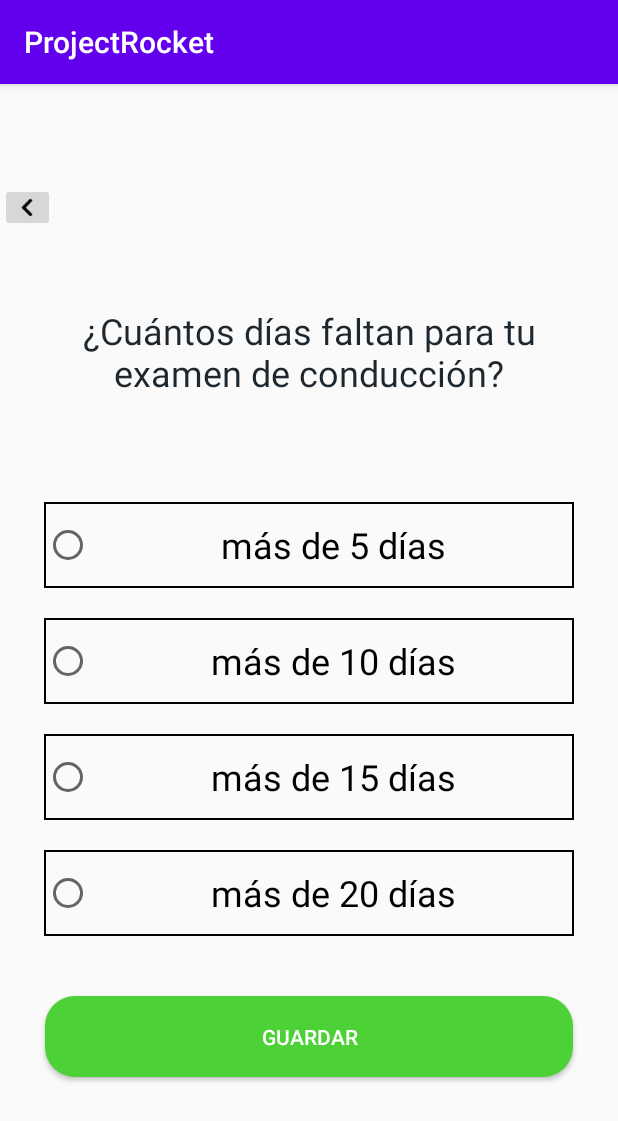
After one commit to AleCossioCh/equipoRocketMovil, an Android app: the CalendarActivity screen opened directly, with no data from a screen before it, on a phone screen of 412 x 824 dp. The commit adds this screen. Shown: the top 1121 px of the screen. Run offline under Robolectric (Android 15) with nearby library versions, the phone set to English and light mode, and no system bars.

Commit message:
calendar view

```diff
--- a/app/src/main/AndroidManifest.xml
+++ b/app/src/main/AndroidManifest.xml
@@ -9,7 +9,7 @@
         android:roundIcon="@mipmap/ic_launcher_round"
         android:supportsRtl="true"
         android:theme="@style/AppTheme">
-
+        <activity android:name=".CalendarActivity"></activity>
         <activity android:name=".WinActivity" />
         <activity android:name=".InitActivity" />
         <activity android:name=".HomeActivity">
--- /dev/null
+++ b/app/src/main/java/edu/bo/projectrocket/CalendarActivity.kt
@@ -0,0 +1,11 @@
+package edu.bo.projectrocket
+
+import androidx.appcompat.app.AppCompatActivity
+import android.os.Bundle
+
+class CalendarActivity : AppCompatActivity() {
+    override fun onCreate(savedInstanceState: Bundle?) {
+        super.onCreate(savedInstanceState)
+        setContentView(R.layout.activity_calendar)
+    }
+}
--- /dev/null
+++ b/app/src/main/res/drawable/borders.xml
@@ -0,0 +1,9 @@
+<?xml version="1.0" encoding="utf-8"?>
+<selector xmlns:android="http://schemas.android.com/apk/res/android">
+    <item>
+        <shape android:shape="rectangle">
+            <solid android:color="@color/transparent"/>
+            <stroke android:width="1dp"/>
+        </shape>
+    </item>
+</selector>
--- /dev/null
+++ b/app/src/main/res/drawable/green_bg_bordered.xml
@@ -0,0 +1,9 @@
+<?xml version="1.0" encoding="utf-8"?>
+<selector xmlns:android="http://schemas.android.com/apk/res/android">
+    <item>
+        <shape android:shape="rectangle">
+            <solid android:color="@color/green"/>
+            <corners android:radius="20dp"/>
+        </shape>
+    </item>
+</selector>
--- /dev/null
+++ b/app/src/main/res/layout/activity_calendar.xml
@@ -0,0 +1,96 @@
+<?xml version="1.0" encoding="utf-8"?>
+<LinearLayout xmlns:android="http://schemas.android.com/apk/res/android"
+    xmlns:app="http://schemas.android.com/apk/res-auto"
+    xmlns:tools="http://schemas.android.com/tools"
+    android:layout_width="match_parent"
+    android:layout_height="match_parent"
+    android:foregroundGravity="top"
+    android:gravity="center"
+    android:orientation="vertical"
+    tools:context=".MainActivity">
+
+    <ImageButton
+        android:id="@+id/imageButtonHome"
+        android:layout_width="wrap_content"
+        android:layout_height="wrap_content"
+        android:layout_gravity="start|top"
+        android:visibility="visible"
+        app:srcCompat="@drawable/iconback"
+        android:contentDescription="@string/todo" />
+
+    <TextView
+        android:id="@+id/textViewTimeQuestion"
+        android:layout_width="352dp"
+        android:layout_height="160dp"
+        android:gravity="center_horizontal|center_vertical"
+        android:text="@string/timeQuestion_txt"
+        android:textColor="#1E272E"
+        android:textSize="24sp" />
+
+    <RadioGroup
+        android:id="@+id/radioButtonTimeOptions"
+        android:layout_width="match_parent"
+        android:layout_height="wrap_content"
+        android:layout_marginTop="20dp"
+        android:gravity="center_horizontal">
+
+        <RadioButton
+            android:id="@+id/radioButton5Days"
+            android:layout_width="353dp"
+            android:layout_height="57dp"
+            android:background="@drawable/borders"
+            android:elegantTextHeight="true"
+            android:text="@string/days5_rbtn"
+            android:textAlignment="center"
+            android:textSize="24sp" />
+
+        <RadioButton
+            android:id="@+id/radioButton10Days"
+            android:layout_width="353dp"
+            android:layout_height="57dp"
+            android:layout_marginTop="20dp"
+            android:background="@drawable/borders"
+            android:elegantTextHeight="true"
+            android:text="@string/days10_rbtn"
+            android:textAlignment="center"
+            android:textSize="24sp" />
+
+        <RadioButton
+            android:id="@+id/radioButton15Days"
+            android:layout_width="353dp"
+            android:layout_height="57dp"
+            android:layout_marginTop="20dp"
+            android:background="@drawable/borders"
+            android:elegantTextHeight="true"
+            android:text="@string/days15_rbtn"
+            android:textAlignment="center"
+            android:textSize="24sp" />
+
+        <RadioButton
+            android:id="@+id/radioButton20Days"
+            android:layout_width="353dp"
+            android:layout_height="57dp"
+            android:layout_marginTop="20dp"
+            android:background="@drawable/borders"
+            android:elegantTextHeight="true"
+            android:text="@string/days20_rbtn"
+            android:textAlignment="center"
+            android:textSize="24sp" />
+    </RadioGroup>
+
+    <Button
+        android:id="@+id/buttonSave"
+        android:layout_width="352dp"
+        android:layout_height="54dp"
+        android:layout_margin="40dp"
+        android:background="@drawable/green_bg_bordered"
+        android:text="@string/save_btn"
+        android:textColor="#FFFFFF"
+        app:layout_constraintBottom_toBottomOf="parent"
+        app:layout_constraintEnd_toEndOf="parent"
+        app:layout_constraintHorizontal_bias="0.532"
+        app:layout_constraintStart_toStartOf="parent"
+        app:layout_constraintTop_toTopOf="parent"
+        app:layout_constraintVertical_bias="0.499" />
+
+</LinearLayout>
--- a/app/src/main/res/values/colors.xml
+++ b/app/src/main/res/values/colors.xml
@@ -3,4 +3,6 @@
     <color name="colorPrimary">#6200EE</color>
     <color name="colorPrimaryDark">#3700B3</color>
     <color name="colorAccent">#03DAC5</color>
+    <color name="green">#4CD137</color>
+    <color name="transparent">#00000000</color>
 </resources>
--- a/app/src/main/res/values/strings.xml
+++ b/app/src/main/res/values/strings.xml
@@ -9,4 +9,11 @@
     <string name="señalizacion">Señalizacion y Accidentes</string>
     <string name="legislacion">Legislacion Boliviana</string>
     <string name="mecanica">Mecanica Basica</string>
+    <string name="days5_rbtn">más de 5 días</string>
+    <string name="days10_rbtn">más de 10 días</string>
+    <string name="days15_rbtn">más de 15 días</string>
+    <string name="days20_rbtn">más de 20 días</string>
+    <string name="save_btn">Guardar</string>
+    <string name="timeQuestion_txt">¿Cuántos días faltan para tu examen de conducción?</string>
+    <string name="todo">TODO</string>
 </resources>
```
Also changed, not shown: app/src/main/res/drawable-hdpi/iconback.png (added), app/src/main/res/drawable-mdpi/iconback.png (added), app/src/main/res/drawable-xhdpi/iconback.png (added), app/src/main/res/drawable-xxhdpi/iconback.png (added), app/src/main/res/drawable-xxxhdpi/iconback.png (added).
